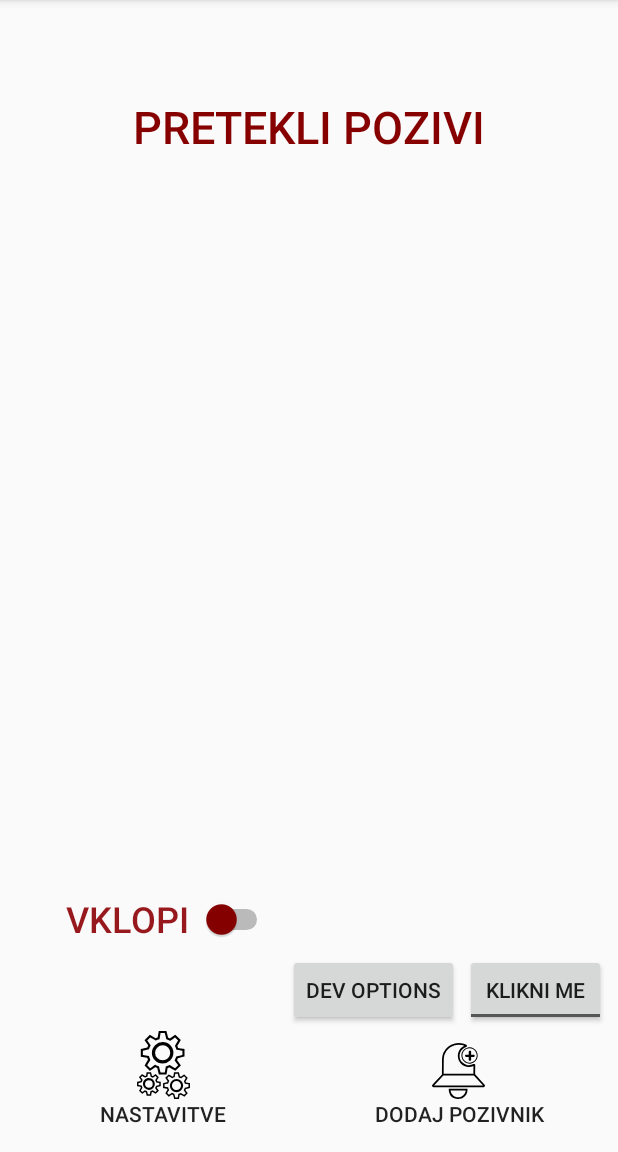
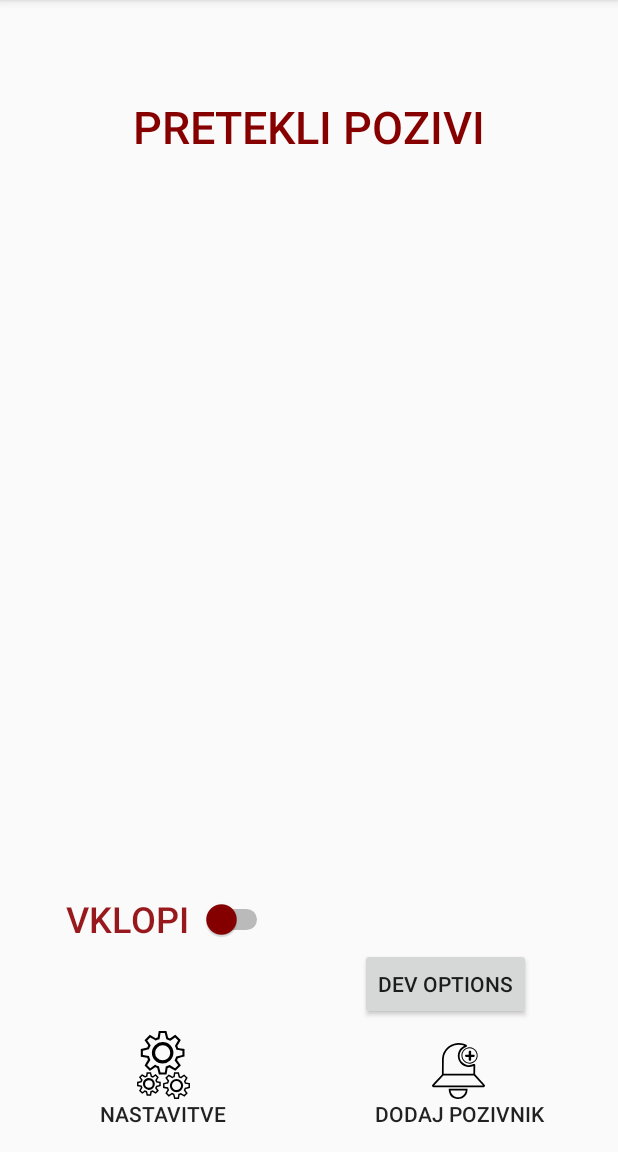
Before and after one commit to Simon442/FireSMS, an Android app: the MainActivity screen opened directly, with no data from a screen before it, on a phone screen of 412 x 824 dp, the part 84-1236 px from its top. Run offline under Robolectric (Android 15) with nearby library versions, the phone set to English and light mode, and no system bars.

```diff
--- a/app/src/main/java/com/example/firesms/PermissionsActivity.java
+++ b/app/src/main/java/com/example/firesms/PermissionsActivity.java
@@ -16,7 +16,7 @@ import androidx.core.content.ContextCompat;
 
 public class PermissionsActivity extends AppCompatActivity {
 
-    Button permissionsBtn;
+    Button splashScreenBtn;
 
     static final int REQUEST_CODE = 123;
 
@@ -26,9 +26,9 @@ public class PermissionsActivity extends AppCompatActivity {
         setContentView(R.layout.activity_main);
 
 
-        permissionsBtn = findViewById(R.id.permissionsBtn);
+        splashScreenBtn = findViewById(R.id.splashScreenBtn);
 
-        permissionsBtn.setOnClickListener(new View.OnClickListener() {
+        splashScreenBtn.setOnClickListener(new View.OnClickListener() {
             @Override
             public void onClick(View v) {
                 if (ContextCompat.checkSelfPermission(PermissionsActivity.this,
--- a/app/src/main/res/layout/activity_main.xml
+++ b/app/src/main/res/layout/activity_main.xml
@@ -77,14 +77,15 @@
         android:id="@+id/devOptionsBtn"
         android:layout_width="wrap_content"
         android:layout_height="wrap_content"
-        android:layout_marginStart="192dp"
-        android:layout_marginBottom="84dp"
+        android:layout_marginStart="240dp"
+        android:layout_marginBottom="88dp"
         android:text="@string/dev_options"
         app:layout_constraintBottom_toBottomOf="parent"
         app:layout_constraintStart_toStartOf="parent" />
 
     <ListView
         android:id="@+id/pagerList"
+        style="@style/Widget.AppCompat.ListView"
         android:layout_width="303dp"
         android:layout_height="412dp"
         android:layout_marginStart="49dp"
@@ -98,18 +99,5 @@
         tools:listfooter="@android:layout/simple_list_item_1"
         tools:visibility="visible" />
 
-    <ToggleButton
-        android:id="@+id/permissionsBtn"
-        android:layout_width="94dp"
-        android:layout_height="48dp"
-        android:layout_marginTop="39dp"
-        android:layout_marginEnd="8dp"
-        android:buttonTint="#FFFFFF"
-        android:text="@string/klikni_me"
-        android:textOff="@string/klikni_me"
-        android:textOn="@string/deluje"
-        app:layout_constraintEnd_toEndOf="parent"
-        app:layout_constraintTop_toBottomOf="@+id/pagerList" />
-
 
 </androidx.constraintlayout.widget.ConstraintLayout>
--- a/app/src/main/res/layout/activity_splash_screen.xml
+++ b/app/src/main/res/layout/activity_splash_screen.xml
@@ -24,7 +24,6 @@
         android:layout_marginEnd="39dp"
         android:layout_marginBottom="26dp"
         android:text="Nadaljuj"
-        android:onClick="checkPermissions"
         android:textSize="36sp"
         app:layout_constraintBottom_toBottomOf="parent"
         app:layout_constraintEnd_toEndOf="parent" />
```
